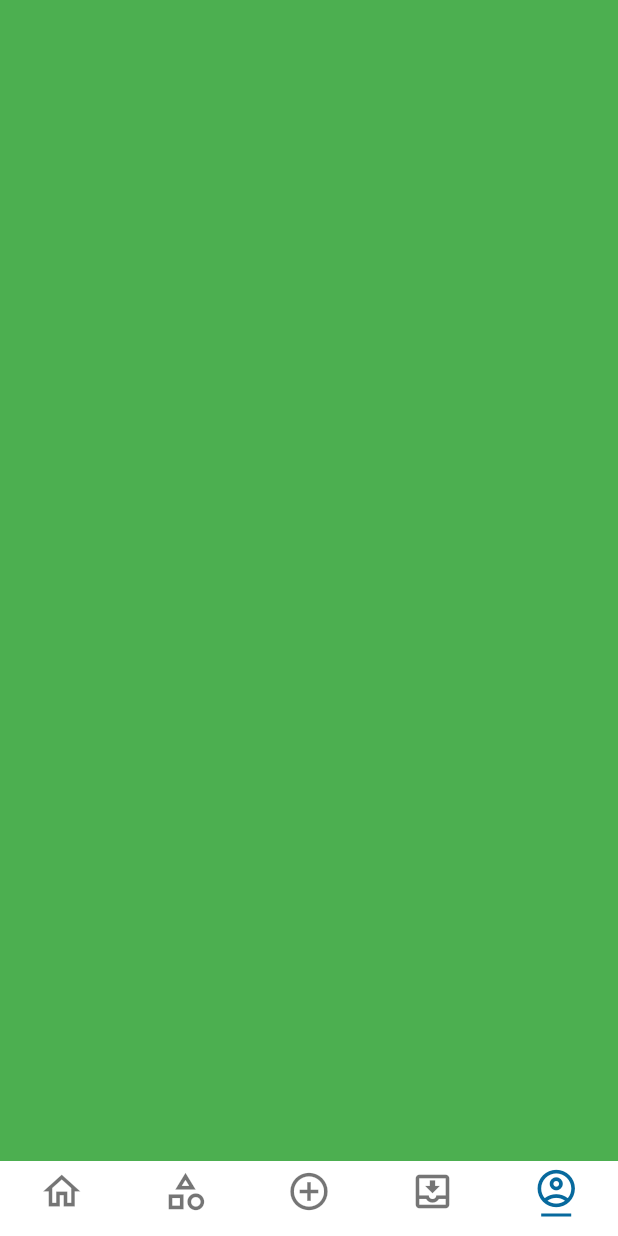
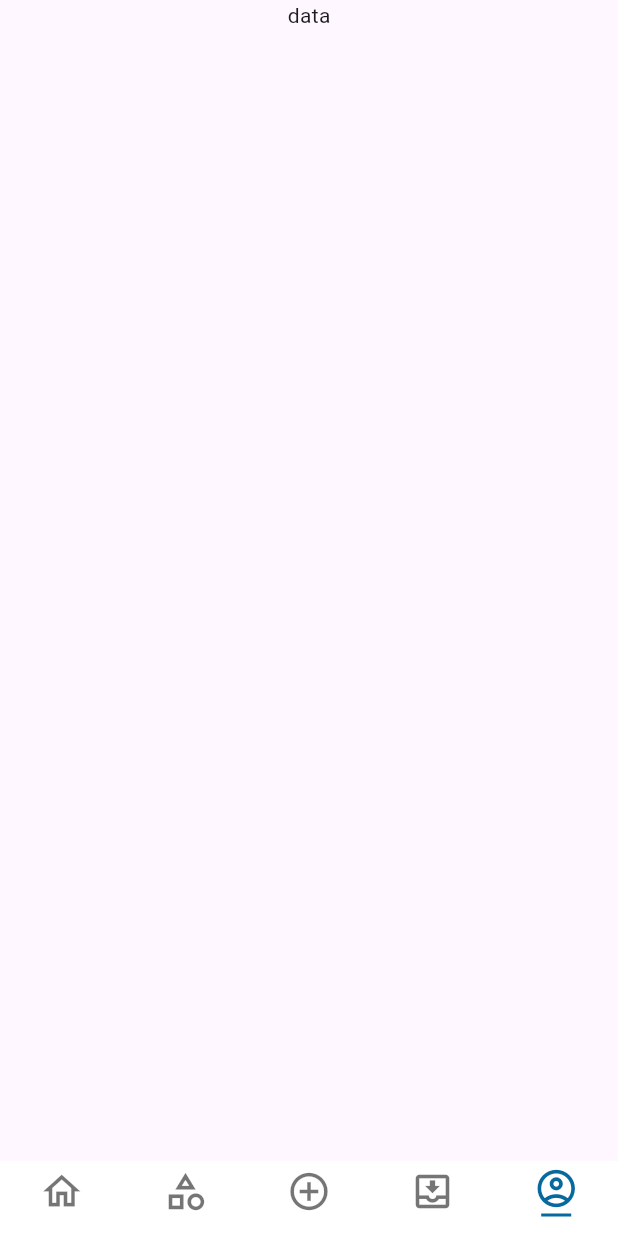
Before and after one commit to BooPassakorn/flutter_homework, a Flutter app: the NavigationBarPage screen opened by its route, item 5 of the bottom bar chosen, on a phone screen of 412 x 824 dp. Run offline on Flutter 3.47's test engine with Material 3 defaults, Android fonts, the phone set to English and light mode, and no system bars; our stand-ins replace flutter_svg, get, google_fonts, lottie.

Commit message:
create profile_page.dart and Add ProfilePage in navigation_bar.dart

```diff
--- a/lib/core/widget/navigation_bar.dart
+++ b/lib/core/widget/navigation_bar.dart
@@ -1,5 +1,6 @@
 import 'package:flutter/material.dart';
 import 'package:flutter_ui_homework/main.dart';
+import 'package:flutter_ui_homework/src/pages/profile/profile_page.dart';
 import 'package:get/get.dart';
 
 class NavigationBarPage extends StatelessWidget {
@@ -76,8 +77,6 @@ class NavigationController extends GetxController {
     Container(
       color: Colors.yellow,
     ),
-    Container(
-      color: Colors.green,
-    )
+    ProfilePage(),
   ];
 }
--- /dev/null
+++ b/lib/src/pages/profile/profile_page.dart
@@ -0,0 +1,19 @@
+import 'package:flutter/material.dart';
+
+class ProfilePage extends StatelessWidget {
+  const ProfilePage({super.key});
+
+  @override
+  Widget build(BuildContext context) {
+    return Scaffold(
+      body: SafeArea(
+          child: Row(
+            mainAxisAlignment: MainAxisAlignment.center,
+            children: [
+              Text("data")
+            ],
+          )
+      ),
+    );
+  }
+}
```
